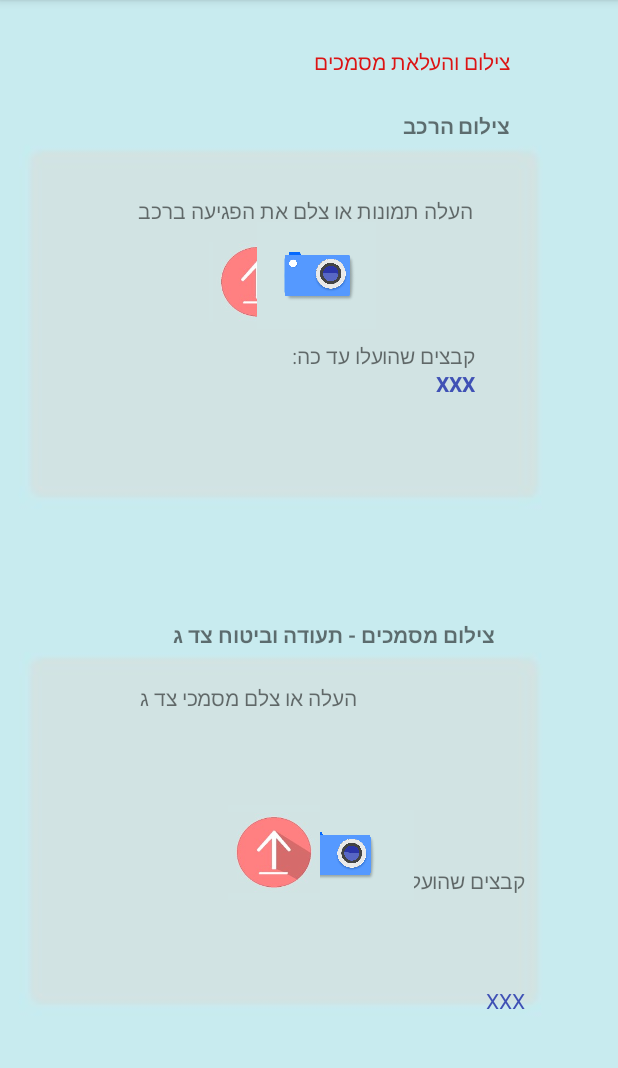
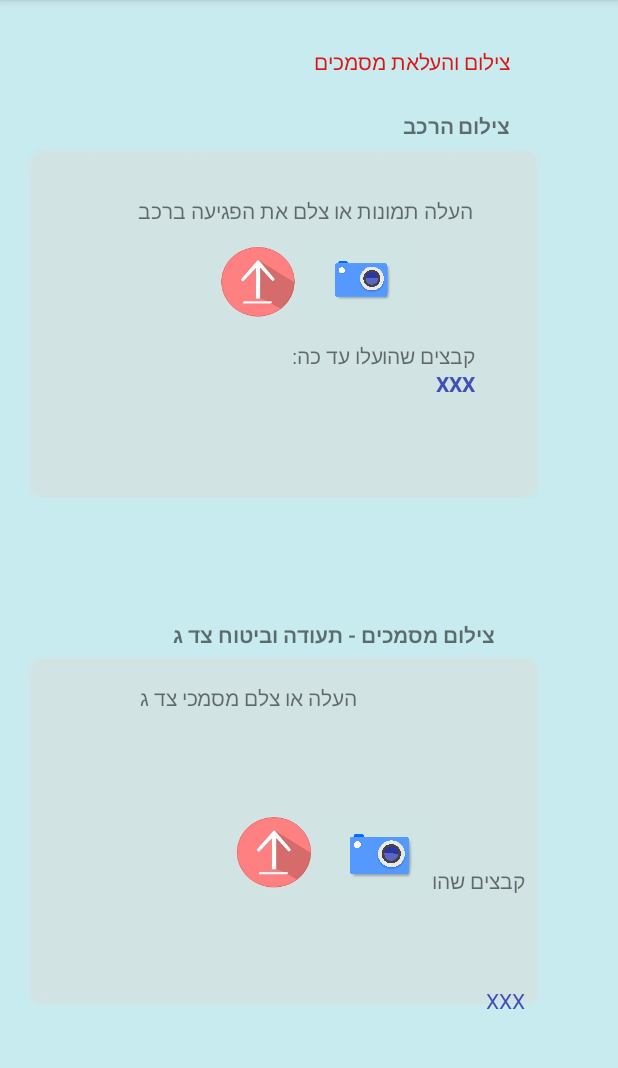
Before and after one commit to ran6996/HackIDC2021, an Android app: the take_a_picture screen opened directly, with no data from a screen before it, on a phone screen of 412 x 824 dp, the part 84-1152 px from its top. Run offline under Robolectric (Android 15) with nearby library versions, the light colour scheme and no system bars.

Commit message:
buttons at 4th stage

```diff
--- a/app/src/main/java/com/example/hackidc2021/take_a_picture.kt
+++ b/app/src/main/java/com/example/hackidc2021/take_a_picture.kt
@@ -1,11 +1,27 @@
 package com.example.hackidc2021
 
+import android.content.Intent
 import androidx.appcompat.app.AppCompatActivity
 import android.os.Bundle
+import android.view.View
+import com.example.hackidc2021.CameraUsage.TakePicture
+import com.example.hackidc2021.ImageUpload.Upload
 
 class take_a_picture : AppCompatActivity() {
     override fun onCreate(savedInstanceState: Bundle?) {
         super.onCreate(savedInstanceState)
         setContentView(R.layout.activity_take_apicture)
     }
+
+    fun PhotoGetter(v: View?) {
+        val intent = Intent(this, Upload::class.java)
+        startActivity(intent)
+        // Start the activity to upload an image
+    }
+
+    fun TakePhoto(v: View?) {
+        val intent = Intent(this, TakePicture::class.java)
+        startActivity(intent)
+        // Start the activity to upload an image
+    }
 }
--- a/app/src/main/res/layout/activity_take_apicture.xml
+++ b/app/src/main/res/layout/activity_take_apicture.xml
@@ -163,6 +163,7 @@
         android:background="#D1E4E4"
         android:contentDescription="@string/fun"
         android:cropToPadding="true"
+        android:onClick="PhotoGetter"
         android:scaleType="fitCenter"
         app:layout_constraintStart_toStartOf="parent"
         app:layout_constraintTop_toTopOf="parent"
@@ -170,14 +171,15 @@
 
     <ImageButton
         android:id="@+id/imageButton7"
-        android:layout_width="101dp"
-        android:layout_height="60dp"
-        android:layout_marginEnd="136dp"
-        android:layout_marginRight="136dp"
+        android:layout_width="71dp"
+        android:layout_height="59dp"
+        android:layout_marginEnd="124dp"
+        android:layout_marginRight="124dp"
         android:layout_marginBottom="168dp"
         android:adjustViewBounds="true"
         android:background="#D1E4E4"
         android:contentDescription="@string/gapr"
+        android:onClick="TakePhoto"
         android:scaleType="fitCenter"
         app:layout_constraintBottom_toBottomOf="parent"
         app:layout_constraintEnd_toEndOf="parent"
@@ -194,6 +196,7 @@
         android:background="#D1E4E4"
         android:contentDescription="@string/ndjb"
         android:cropToPadding="true"
+        android:onClick="PhotoGetter"
         android:scaleType="fitCenter"
         app:layout_constraintBottom_toBottomOf="parent"
         app:layout_constraintStart_toStartOf="parent"
@@ -201,13 +204,14 @@
 
     <ImageButton
         android:id="@+id/imageButton10"
-        android:layout_width="79dp"
-        android:layout_height="71dp"
-        android:layout_marginTop="148dp"
-        android:layout_marginEnd="161dp"
-        android:layout_marginRight="161dp"
+        android:layout_width="63dp"
+        android:layout_height="53dp"
+        android:layout_marginTop="160dp"
+        android:layout_marginEnd="140dp"
+        android:layout_marginRight="140dp"
         android:background="#D1E4E4"
         android:contentDescription="@string/hil"
+        android:onClick="TakePhoto"
         android:scaleType="fitCenter"
         app:layout_constraintEnd_toEndOf="parent"
         app:layout_constraintTop_toTopOf="parent"
```
